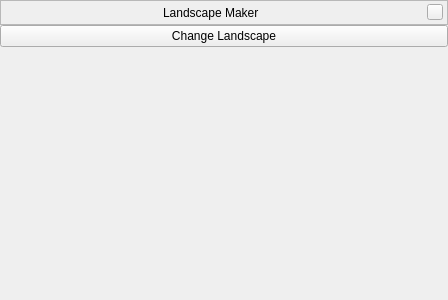
The window that src/ui/LandscapeMakerConfigDialog.ui (gui-co/landscapeMaker) describes before a commit, drawn with Qt 5.
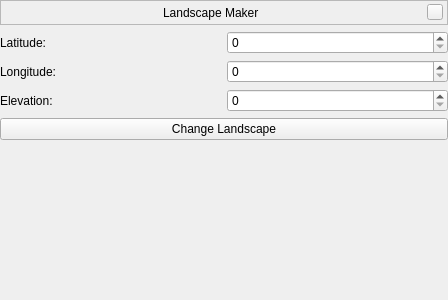
The same window after the commit. Custom widgets are drawn as their Qt base class.

Commit message: Latitude, longitude and elevation fields

The edit to the form file:
```diff
--- a/src/ui/LandscapeMakerConfigDialog.ui
+++ b/src/ui/LandscapeMakerConfigDialog.ui
@@ -13,10 +13,7 @@
   <property name="windowTitle">
    <string>Dialog</string>
   </property>
-  <layout class="QVBoxLayout" name="verticalLayout">
-   <property name="spacing">
-    <number>0</number>
-   </property>
+  <layout class="QGridLayout" name="gridLayout">
    <property name="leftMargin">
     <number>0</number>
    </property>
@@ -29,7 +26,47 @@
    <property name="bottomMargin">
     <number>0</number>
    </property>
-   <item>
+   <item row="1" column="1">
+    <widget class="AngleSpinBox" name="latitudeField"/>
+   </item>
+   <item row="4" column="0" colspan="2">
+    <widget class="QPushButton" name="changeLandscape">
+     <property name="text">
+      <string>Change Landscape</string>
+     </property>
+    </widget>
+   </item>
+   <item row="1" column="0">
+    <widget class="QLabel" name="label">
+     <property name="text">
+      <string>Latitude:</string>
+     </property>
+    </widget>
+   </item>
+   <item row="5" column="0" colspan="2">
+    <spacer name="verticalSpacer">
+     <property name="orientation">
+      <enum>Qt::Vertical</enum>
+     </property>
+     <property name="sizeHint" stdset="0">
+      <size>
+       <width>20</width>
+       <height>40</height>
+      </size>
+     </property>
+    </spacer>
+   </item>
+   <item row="2" column="0">
+    <widget class="QLabel" name="label_2">
+     <property name="text">
+      <string>Longitude:</string>
+     </property>
+    </widget>
+   </item>
+   <item row="2" column="1">
+    <widget class="AngleSpinBox" name="longitudeField"/>
+   </item>
+   <item row="0" column="0" colspan="2">
     <widget class="BarFrame" name="TitleBar">
      <property name="sizePolicy">
       <sizepolicy hsizetype="Expanding" vsizetype="Minimum">
@@ -132,25 +169,15 @@
      </layout>
     </widget>
    </item>
-   <item>
-    <widget class="QPushButton" name="changeLandscape">
+   <item row="3" column="0">
+    <widget class="QLabel" name="label_3">
      <property name="text">
-      <string>Change Landscape</string>
+      <string>Elevation:</string>
      </property>
     </widget>
    </item>
-   <item>
-    <spacer name="verticalSpacer">
-     <property name="orientation">
-      <enum>Qt::Vertical</enum>
-     </property>
-     <property name="sizeHint" stdset="0">
-      <size>
-       <width>20</width>
-       <height>40</height>
-      </size>
-     </property>
-    </spacer>
+   <item row="3" column="1">
+    <widget class="QSpinBox" name="elevationField"/>
    </item>
   </layout>
  </widget>
@@ -162,6 +189,11 @@
    <header location="global">Dialog.hpp</header>
    <container>1</container>
   </customwidget>
+  <customwidget>
+   <class>AngleSpinBox</class>
+   <extends>QSpinBox</extends>
+   <header>AngleSpinBox.hpp</header>
+  </customwidget>
  </customwidgets>
  <resources/>
  <connections/>
```
The commit also changes 2 other files.
